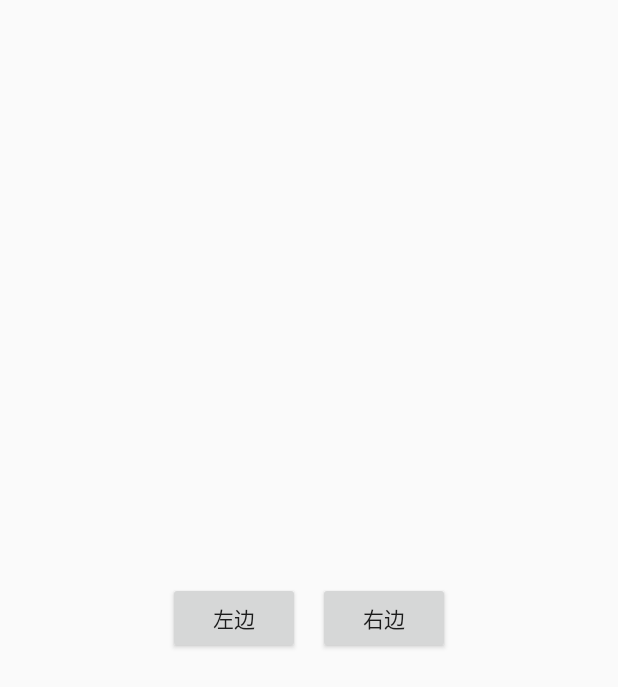
After one commit to l-wave/lx_study, an Android app: the DrawerSlidingActivity screen opened directly, with no data from a screen before it, on a phone screen of 412 x 824 dp. The commit adds this screen. Shown: the top 687 px of the screen. Run offline under Robolectric (Android 15) with nearby library versions, the phone set to English and light mode, and no system bars.

Commit message:
简单通过drawerlayout实现左滑菜单栏，但是还需要调整，因为会与安卓的左滑退出重叠

```diff
--- a/app/src/main/AndroidManifest.xml
+++ b/app/src/main/AndroidManifest.xml
@@ -17,6 +17,9 @@
             android:name=".InputBookActivity"
             android:exported="false" />
         <activity
+            android:name=".DrawerSlidingActivity"
+            android:exported="false" />
+        <activity
             android:name=".BookListMainActivity"
             android:exported="true">
             <intent-filter>
--- a/app/src/main/java/com/example/lx/BookListMainActivity.java
+++ b/app/src/main/java/com/example/lx/BookListMainActivity.java
@@ -15,7 +15,6 @@ import androidx.activity.result.contract.ActivityResultContracts;
 import androidx.annotation.NonNull;
 import androidx.appcompat.app.AlertDialog;
 import androidx.appcompat.app.AppCompatActivity;
-import androidx.appcompat.widget.SearchView;
 import androidx.recyclerview.widget.LinearLayoutManager;
 import androidx.recyclerview.widget.RecyclerView;
 
@@ -33,37 +32,22 @@ public class BookListMainActivity extends AppCompatActivity {
     public static final int MENU_ID_UPDATE = 2;
     public static final int MENU_ID_DELETE = 3;
     private ArrayList<BookItem> bookItems;
-    private SearchView searchView;
     private MainRecycleViewAdapter mainRecycleViewAdapter;
+    //悬浮按钮对象
     private FloatingActionMenu mActionAddButton;
     private FloatingActionButton fab1;
     private FloatingActionButton fab2;
 
-    private ActivityResultLauncher<Intent> addDataLauncher= registerForActivityResult(new ActivityResultContracts.StartActivityForResult()
-            ,result -> {
-                if(result != null){
-                    Intent intent=result.getData();
-                    if(result.getResultCode()==InputBookActivity.RESULT_CODE_SUCCESS)
-                    {
-                        Bundle bundle=intent.getExtras();
-                        String title= bundle.getString("title");
-                        String author= bundle.getString("author");
-                        String translator= bundle.getString("translator");
-                        String publisher= bundle.getString("publisher");
-                        String isbn= bundle.getString("isbn");
-                        String pubTime= bundle.getString("pubTime");
 
-                        int position=bundle.getInt("position");
-                        bookItems.add(position+1, new BookItem(title,author,translator,publisher,isbn,pubTime) );
-                        new DataSaver().Save(this, bookItems);
-                        mainRecycleViewAdapter.notifyItemInserted(position+1);
-                    }
-                }
-            });
+
 
     @Override
     protected void onCreate(Bundle savedInstanceState) {
+
         super.onCreate(savedInstanceState);
+
+
+        //主界面
         setContentView(R.layout.activity_main);
 
         RecyclerView recyclerViewMain=findViewById(R.id.booklist_recycler_view);
@@ -87,6 +71,29 @@ public class BookListMainActivity extends AppCompatActivity {
 
 
 
+//添加对象
+    private ActivityResultLauncher<Intent> addDataLauncher= registerForActivityResult(new ActivityResultContracts.StartActivityForResult()
+            ,result -> {
+                if(result != null){
+                    Intent intent=result.getData();
+                    if(result.getResultCode()==InputBookActivity.RESULT_CODE_SUCCESS)
+                    {
+                        Bundle bundle=intent.getExtras();
+                        String title= bundle.getString("title");
+                        String author= bundle.getString("author");
+                        String translator= bundle.getString("translator");
+                        String publisher= bundle.getString("publisher");
+                        String isbn= bundle.getString("isbn");
+                        String pubTime= bundle.getString("pubTime");
+
+                        int position=bundle.getInt("position");
+                        bookItems.add(position+1, new BookItem(title,author,translator,publisher,isbn,pubTime) );
+                        new DataSaver().Save(this, bookItems);
+                        mainRecycleViewAdapter.notifyItemInserted(position+1);
+                    }
+                }
+            });
+    //更新对象
     private ActivityResultLauncher<Intent> updateDataLauncher= registerForActivityResult(new ActivityResultContracts.StartActivityForResult()
             ,result -> {
                 if(null!=result){
@@ -114,7 +121,7 @@ public class BookListMainActivity extends AppCompatActivity {
                     }
                 }
             });
-
+//查看对象具体细节
     private ActivityResultLauncher<Intent> detailDataLauncher= registerForActivityResult(new ActivityResultContracts.StartActivityForResult()
             ,result -> {
                 if(null!=result){
@@ -173,6 +180,7 @@ public class BookListMainActivity extends AppCompatActivity {
         return super.onContextItemSelected(item);
     }
 
+    //设置悬浮按钮
     private void setFloatingActionButton() {
         mActionAddButton = (FloatingActionMenu) findViewById(R.id.fab_menu_add);
         fab1 = (FloatingActionButton) findViewById(R.id.fab_menu_item_1);
@@ -197,7 +205,6 @@ public class BookListMainActivity extends AppCompatActivity {
             }
         });
     }
-
 
     //获取书本列表方法
     public class MainRecycleViewAdapter extends RecyclerView.Adapter<MainRecycleViewAdapter.ViewHolder> {
--- /dev/null
+++ b/app/src/main/java/com/example/lx/DrawerSlidingActivity.java
@@ -0,0 +1,77 @@
+package com.example.lx;
+
+import android.graphics.Color;
+import android.os.Bundle;
+import android.view.View;
+import android.widget.RelativeLayout;
+
+import androidx.appcompat.app.ActionBarDrawerToggle;
+import androidx.appcompat.app.AppCompatActivity;
+import androidx.drawerlayout.widget.DrawerLayout;
+
+public class DrawerSlidingActivity extends AppCompatActivity {
+    // 抽屉菜单对象
+    private ActionBarDrawerToggle drawerbar;
+    public DrawerLayout drawerLayout;
+    private RelativeLayout main_left_drawer_layout, main_right_drawer_layout;
+
+    //设置菜单栏
+
+    protected void onCreate(Bundle savedInstanceState) {
+        super.onCreate(savedInstanceState);
+        setContentView(R.layout.activity_sliding);
+        initLayout();
+        initEvent();
+    }
+
+    //菜单栏相关方法
+    public void initLayout() {
+        drawerLayout = (DrawerLayout) findViewById(R.id.main_drawer_layout);
+
+        //设置菜单内容之外其他区域的背景色
+        drawerLayout.setScrimColor(Color.TRANSPARENT);
+
+        //左边菜单
+        main_left_drawer_layout = (RelativeLayout) findViewById(R.id.main_left_drawer_layout);
+        //右边菜单
+        main_right_drawer_layout = (RelativeLayout) findViewById(R.id.main_right_drawer_layout);
+
+    }
+
+    //设置开关监听
+    private void initEvent() {
+        drawerbar = new ActionBarDrawerToggle(this, drawerLayout, R.string.open, R.string.close) {
+            //菜单打开
+            @Override
+            public void onDrawerOpened(View drawerView) {
+                super.onDrawerOpened(drawerView);
+            }
+
+            // 菜单关闭
+            @Override
+            public void onDrawerClosed(View drawerView) {
+                super.onDrawerClosed(drawerView);
+            }
+        };
+
+        drawerLayout.setDrawerListener(drawerbar);
+    }
+
+    //左边菜单开关事件
+    public void openLeftLayout(View view) {
+        if (drawerLayout.isDrawerOpen(main_left_drawer_layout)) {
+            drawerLayout.closeDrawer(main_left_drawer_layout);
+        } else {
+            drawerLayout.openDrawer(main_left_drawer_layout);
+        }
+    }
+
+    // 右边菜单开关事件
+    public void openRightLayout(View view) {
+        if (drawerLayout.isDrawerOpen(main_right_drawer_layout)) {
+            drawerLayout.closeDrawer(main_right_drawer_layout);
+        } else {
+            drawerLayout.openDrawer(main_right_drawer_layout);
+        }
+    }
+}
--- /dev/null
+++ b/app/src/main/res/layout/activity_sliding.xml
@@ -0,0 +1,65 @@
+<?xml version="1.0" encoding="utf-8"?>
+<androidx.drawerlayout.widget.DrawerLayout xmlns:android="http://schemas.android.com/apk/res/android"
+    xmlns:app="http://schemas.android.com/apk/res-auto"
+    android:id="@+id/main_drawer_layout"
+    android:layout_width="match_parent"
+    android:layout_height="match_parent"
+    android:background="@android:color/transparent">
+
+    <!-- 下面显示的主要是主界面内容  -->
+    <RelativeLayout
+        android:id="@+id/main_content_frame_parent"
+        android:layout_width="match_parent"
+        android:layout_height="match_parent"
+        android:background="@android:color/transparent"
+        android:gravity="center">
+
+        <Button
+            android:layout_width="wrap_content"
+            android:layout_height="wrap_content"
+            android:layout_gravity="center"
+            android:onClick="openLeftLayout"
+            android:text="左边" />
+
+        <Button
+            android:layout_width="wrap_content"
+            android:layout_height="wrap_content"
+            android:layout_gravity="center"
+            android:layout_marginLeft="100dp"
+            android:onClick="openRightLayout"
+            android:text="右边" />
+    </RelativeLayout>
+
+    <!-- 左侧滑动栏  -->
+    <RelativeLayout
+        android:id="@+id/main_left_drawer_layout"
+        android:layout_width="240dp"
+        android:layout_height="match_parent"
+        android:layout_gravity="start"
+        android:background="@color/colorPrimary"
+        android:paddingTop="50dp">
+
+        <TextView
+            android:layout_width="wrap_content"
+            android:layout_height="wrap_content"
+            android:layout_centerInParent="true"
+            android:text="左边菜单测试" />
+    </RelativeLayout>
+
+    <!-- 右侧滑动栏  -->
+    <RelativeLayout
+        android:id="@+id/main_right_drawer_layout"
+        android:layout_width="240dp"
+        android:layout_height="match_parent"
+        android:layout_gravity="end"
+        android:background="@color/colorPrimary"
+        android:paddingTop="50dp">
+
+        <TextView
+            android:layout_width="wrap_content"
+            android:layout_height="wrap_content"
+            android:layout_centerInParent="true"
+            android:text="右边菜单测试" />
+    </RelativeLayout>
+
+</androidx.drawerlayout.widget.DrawerLayout>
--- a/app/src/main/res/values/strings.xml
+++ b/app/src/main/res/values/strings.xml
@@ -8,6 +8,10 @@
     <!--悬浮添加按钮-->
     <string name="fab_menu_1">Add Book</string>
     <string name="fab_menu_2">Batch Add</string>
+
+    <!--悬浮添加按钮-->
+    <string name="open">open</string>
+    <string name="close">close</string>
 
     <string name="confirmation">Confirmation</string>
     <string name="sure_to_delete">Are you sure to delete this item</string>
```
